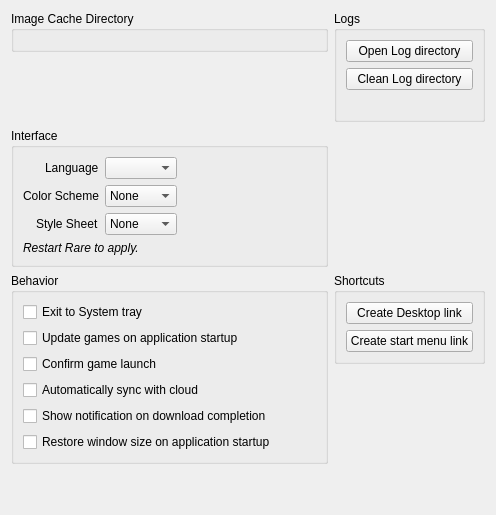
The window that rare/ui/components/tabs/settings/rare.ui (RareDevs/Rare) describes before a commit, drawn with Qt 5.
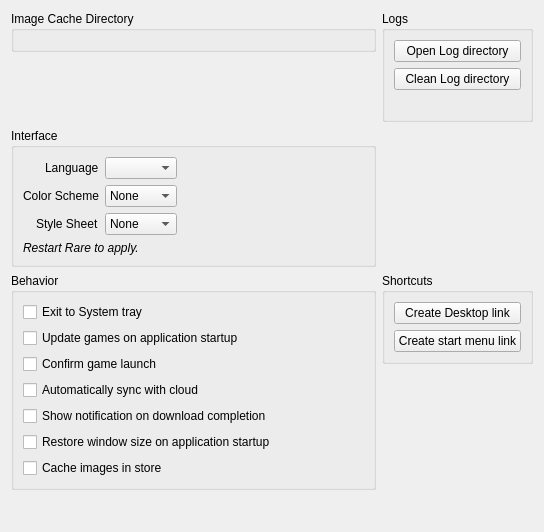
The same window after the commit.

Commit message: Optimize search requests and option to cache images

```diff
--- a/rare/ui/components/tabs/settings/rare.ui
+++ b/rare/ui/components/tabs/settings/rare.ui
@@ -2,6 +2,14 @@
 <ui version="4.0">
  <class>RareSettings</class>
  <widget class="QWidget" name="RareSettings">
+  <property name="geometry">
+   <rect>
+    <x>0</x>
+    <y>0</y>
+    <width>544</width>
+    <height>532</height>
+   </rect>
+  </property>
   <property name="windowTitle">
    <string>RareSettings</string>
   </property>
@@ -93,6 +101,13 @@
         </property>
        </widget>
       </item>
+      <item row="6" column="0">
+       <widget class="QCheckBox" name="image_cache">
+        <property name="text">
+         <string>Cache images in store</string>
+        </property>
+       </widget>
+      </item>
      </layout>
     </widget>
    </item>
```
Left out of the diff: 28 changed lines with no effect on the pictures. The commit also changes 4 other files.
